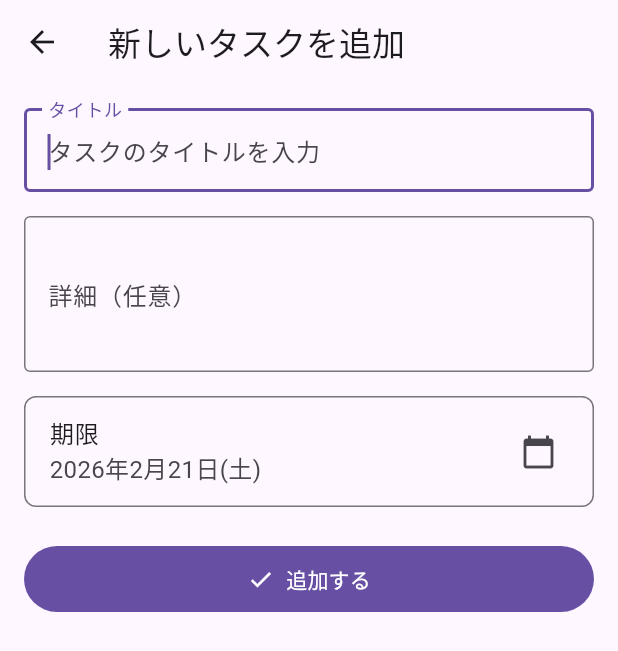
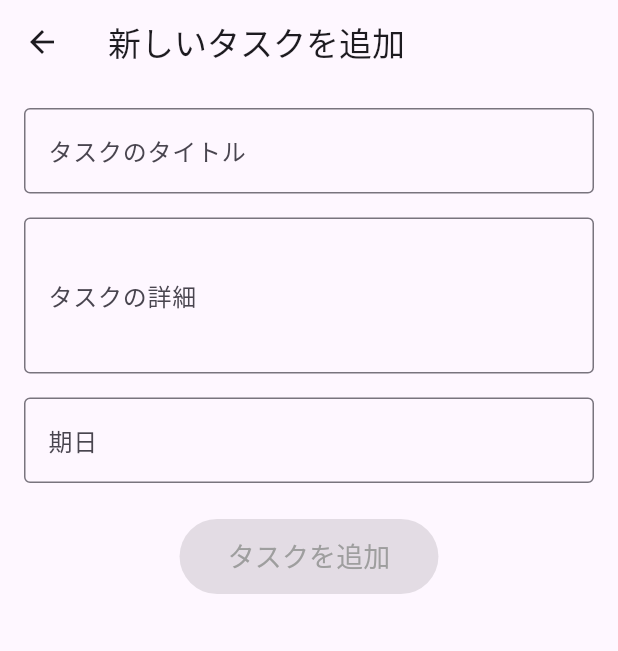
Before and after one commit to shishamo357/test_app, a Flutter app: the screen it shows after launch, after a tap on the "add" icon, on a phone screen of 412 x 824 dp. Shown: the top 651 px of the screen. Run offline on Flutter 3.47's test engine with Material 3 defaults, Android fonts, the phone set to English and light mode, and no system bars; our stand-ins replace shared_preferences.

Commit message:
feat: update main.dart for hackathon

```diff
--- a/lib/main.dart
+++ b/lib/main.dart
@@ -1,21 +1,39 @@
 import 'package:flutter/material.dart';
-import 'package:intl/date_symbol_data_local.dart'; // 日本語ロケール（ja）の日付表記を使うために初期化で使う
+import 'package:intl/date_symbol_data_local.dart';
+import 'package:shared_preferences/shared_preferences.dart';
+
 import 'screens/list_screen.dart';
+import 'services/todo_service.dart';
 
 void main() async {
-  // TodoCard内で DateFormat(..., 'ja') を使うため、起動時に一度だけ初期化しよう
-  await initializeDateFormatting('ja');
-  runApp(const MyApp());
+  // Flutter のプラグイン初期化。非同期処理を行う場合は必須
+  WidgetsFlutterBinding.ensureInitialized();
+
+  // TodoCard内で DateFormat(..., 'ja') を使うので、起動時に一度だけ初期化しよう
+  await initializeDateFormatting('ja'); // 英語表記なら "en" など
+
+  // ① 端末保存（SharedPreferences）を使えるようにしよう
+  final prefs = await SharedPreferences.getInstance();
+
+  // ② prefs を渡して TodoService を作り、保存/読み込みの窓口を1つにまとめよう
+  final todoService = TodoService(prefs);
+
+  // ③ 状態管理：todoService をアプリ全体で共有し、データの唯一の保存先にする
+  //    どの画面からでも getTodos/saveTodos で同期・永続化できる
+  runApp(MyApp(todoService: todoService));
 }
 
 class MyApp extends StatelessWidget {
-  const MyApp({super.key});
+  const MyApp({super.key, required this.todoService});
+
+  // 状態管理：アプリ全体で共有する TodoService（単一のデータソース）
+  final TodoService todoService;
 
   @override
   Widget build(BuildContext context) {
     return MaterialApp(
-      title: 'Todo App',
-      home: ListScreen(), // 5件のTodoリストを表示する画面
+      // ListScreen にtodoServiceを引数としてわたす
+      home: ListScreen(todoService: todoService),
     );
   }
 }
--- a/lib/screens/add_todo_screen.dart
+++ b/lib/screens/add_todo_screen.dart
@@ -1,109 +1,195 @@
 import 'package:flutter/material.dart';
-import 'package:intl/intl.dart';
 
 import '../models/todo.dart';
+import '../services/todo_service.dart';
 
 class AddTodoScreen extends StatefulWidget {
-  const AddTodoScreen({super.key});
+  AddTodoScreen({super.key, required this.todoService});
+
+  final TodoService todoService; // 追加画面でも保存できるように受け取る
 
   @override
-  State<AddTodoScreen> createState() => _AddTodoScreenState();
+  AddTodoScreenState createState() => AddTodoScreenState();
 }
 
-class _AddTodoScreenState extends State<AddTodoScreen> {
-  final _titleController = TextEditingController();
-  final _detailController = TextEditingController();
-  DateTime _dueDate = DateTime.now();
+class AddTodoScreenState extends State<AddTodoScreen> {
+  // 入力内容を取り出すための controller（TextFormField に渡して使う）
+  final TextEditingController _titleController = TextEditingController();
+  final TextEditingController _detailController = TextEditingController();
+  final TextEditingController _dateController =
+      TextEditingController(); // 期日表示用
+
+  DateTime? _selectedDate; // DatePickerで選んだ期日（Todo作成に使う）
+
+  // validate() を実行するために Form の key を持っておこう
+  final GlobalKey<FormState> _formKey = GlobalKey<FormState>();
+
+  bool _isFormValid = false; // 全項目入力済みならtrue→作成ボタンを押せる
 
   @override
-  void dispose() {
-    _titleController.dispose();
-    _detailController.dispose();
-    super.dispose();
+  void initState() {
+    super.initState();
+    // 入力が変わったら、作成ボタンの活性/非活性を更新しよう
+    _titleController.addListener(_updateFormValid);
+    _detailController.addListener(_updateFormValid);
+    _dateController.addListener(_updateFormValid);
   }
 
-  Future<void> _pickDate() async {
-    final picked = await showDatePicker(
-      context: context,
-      initialDate: _dueDate,
-      firstDate: DateTime.now(),
-      lastDate: DateTime(2100),
-    );
-    if (picked != null) setState(() => _dueDate = picked);
-  }
-
-  void _save() {
-    final title = _titleController.text.trim();
-    if (title.isEmpty) {
-      ScaffoldMessenger.of(context).showSnackBar(
-        const SnackBar(content: Text('タイトルを入力してください')),
-      );
-      return;
-    }
-    final todo = Todo(
-      title: title,
-      detail: _detailController.text.trim(),
-      dueDate: _dueDate,
-      isCompleted: false,
-    );
-    Navigator.pop(context, todo);
+  void _updateFormValid() {
+    setState(() {
+      _isFormValid = _titleController.text.isNotEmpty &&
+          _detailController.text.isNotEmpty &&
+          _selectedDate != null;
+    });
   }
 
   @override
   Widget build(BuildContext context) {
     return Scaffold(
-      appBar: AppBar(title: const Text('新しいタスクを追加')),
-      body: SingleChildScrollView(
+      appBar: AppBar(
+        title: const Text('新しいタスクを追加'),
+      ),
+      body: Padding(
         padding: const EdgeInsets.all(16.0),
+        child: Form(
+          // 入力フォームの枠組み
+          key: _formKey,
           child: Column(
-          crossAxisAlignment: CrossAxisAlignment.stretch,
             children: [
-            TextField(
+              // タイトル入力フィールド
+              TextFormField(
                 controller: _titleController,
                 decoration: const InputDecoration(
-                labelText: 'タイトル',
+                  labelText: 'タスクのタイトル',
+                  hintText: '20文字以内で入力してください',
                   border: OutlineInputBorder(),
-                hintText: 'タスクのタイトルを入力',
                 ),
-              maxLines: 1,
-              autofocus: true,
+                validator: (value) {
+                  // 入力チェック
+                  if (value == null || value.isEmpty) {
+                    return 'タイトルを入力してください';
+                  }
+                  return null;
+                },
               ),
-            const SizedBox(height: 16),
-            TextField(
+
+              const SizedBox(height: 16), // 余白
+
+              // 詳細入力フィールド
+              TextFormField(
                 controller: _detailController,
                 decoration: const InputDecoration(
-                labelText: '詳細（任意）',
+                  labelText: 'タスクの詳細',
+                  hintText: '入力してください',
                   border: OutlineInputBorder(),
-                hintText: 'メモや詳細',
                 ),
-              maxLines: 3,
+                maxLines: 3, // 複数行入力可能
+                validator: (value) {
+                  if (value == null || value.isEmpty) {
+                    return '詳細を入力してください';
+                  }
+                  return null;
+                },
               ),
+
               const SizedBox(height: 16),
-            ListTile(
-              title: const Text('期限'),
-              subtitle: Text(
-                DateFormat('y年M月d日(E)', 'ja').format(_dueDate),
-                style: const TextStyle(fontSize: 16),
+
+              // 📅 期日入力フィールド（DatePicker）
+              TextFormField(
+                controller: _dateController,
+                readOnly: true, // キーボードを表示しない
+                decoration: const InputDecoration(
+                  labelText: '期日',
+                  hintText: '年/月/日',
+                  border: OutlineInputBorder(),
                 ),
-              trailing: const Icon(Icons.calendar_today),
-              shape: RoundedRectangleBorder(
-                borderRadius: BorderRadius.circular(8),
-                side: BorderSide(color: Theme.of(context).dividerColor),
-              ),
-              onTap: _pickDate,
+                onTap: () async {
+                  // 日付選択ダイアログ
+                  DateTime? picked = await showDatePicker(
+                    context: context,
+                    initialDate: DateTime.now(),
+                    firstDate: DateTime.now(),
+                    lastDate: DateTime(2100),
+                  );
+                  if (picked != null) {
+                    setState(() {
+                      _selectedDate = picked;
+                      _dateController.text =
+                          '${picked.year}/${picked.month}/${picked.day}';
+                    });
+                  }
+                },
+                validator: (value) {
+                  if (value == null || value.isEmpty) {
+                    return '期日を選択してください';
+                  }
+                  return null;
+                },
               ),
               const SizedBox(height: 24),
-            FilledButton.icon(
-              onPressed: _save,
-              icon: const Icon(Icons.check),
-              label: const Text('追加する'),
-              style: FilledButton.styleFrom(
-                padding: const EdgeInsets.symmetric(vertical: 12),
+
+              // 作成ボタン
+              ElevatedButton(
+                onPressed: _isFormValid ? _saveTodo : null,
+                style: ElevatedButton.styleFrom(
+                  backgroundColor: _isFormValid
+                      ? const Color.fromARGB(255, 0, 0, 255)
+                      : Colors.grey.shade400,
+                  padding:
+                      const EdgeInsets.symmetric(horizontal: 32, vertical: 12),
+                ), // 入力完了で活性化
+                child: Text(
+                  'タスクを追加',
+                  // テキストの色を変更
+                  style: TextStyle(
+                    color: _isFormValid ? Colors.white : Colors.grey,
+                    fontSize: 18,
+                  ),
                 ),
               ),
             ],
           ),
         ),
+      ),
     );
   }
+
+  // タスク作成処理
+  void _saveTodo() async {
+    if (_formKey.currentState!.validate()) {
+      // 入力値から Todo を作り、保存してから前画面へ戻ろう
+      Todo newTodo = Todo(
+        title: _titleController.text,
+        detail: _detailController.text,
+        dueDate: _selectedDate!,
+      );
+
+      // 既存リストを読み込み → 追加 → 保存（端末に永続化）
+      final todos = await widget.todoService.getTodos();
+      todos.add(newTodo);
+      await widget.todoService.saveTodos(todos);
+
+      // この画面がまだ非表示にならずに残ってるか確認
+      if (!mounted) return;
+
+      // 前の画面へ「更新したよ（true）」を返して、リスト再読み込みのきっかけにしよう
+      Navigator.pop(context, true);
     }
+  }
+
+  @override
+  void dispose() {
+    // controllerを破棄して、メモリリークを防ごう
+    _titleController.dispose();
+    _detailController.dispose();
+    _dateController.dispose();
+    super.dispose();
+  }
+
+  @override
+  void didChangeDependencies() {
+    super.didChangeDependencies();
+    // 初期表示時にもバリデーション
+    _updateFormValid();
+  }
+}
--- a/lib/screens/list_screen.dart
+++ b/lib/screens/list_screen.dart
@@ -1,41 +1,50 @@
 import 'package:flutter/material.dart';
 
-import '../models/todo.dart';
+import '../services/todo_service.dart';
 import '../widgets/todo_list.dart';
 import 'add_todo_screen.dart';
 
 class ListScreen extends StatefulWidget {
-  const ListScreen({super.key});
+  const ListScreen({super.key, required this.todoService});
+
+  final TodoService todoService;
 
   @override
   ListScreenState createState() => ListScreenState();
 }
 
 class ListScreenState extends State<ListScreen> {
-  // TodoList の状態を操作するためのキー
-  final GlobalKey<TodoListState> _todoListKey = GlobalKey<TodoListState>();
+  // 状態管理：追加画面から戻ったときにリストを同期するため、キーで TodoList を再構築
+  Key _todoListKey = UniqueKey();
 
   @override
   Widget build(BuildContext context) {
     return Scaffold(
       appBar: AppBar(title: const Text('TODOリスト')),
-      body: TodoList(key: _todoListKey), // TodoList ウィジェットを配置
+      body: TodoList(
+        key: _todoListKey,
+        todoService: widget.todoService, // TodoListでも保存/読み込みできるように渡そう
+      ), // TodoList ウィジェットを配置
       floatingActionButton: FloatingActionButton(
         onPressed: () async {
-          // 画面遷移し、戻ってきたら結果（新規 Todo）を受け取る
-          final result = await Navigator.push(
+          // 追加画面へ行き、戻ってきたときに「更新があったか」を受け取ろう（true/false）
+          final updated = await Navigator.push(
             context,
-            MaterialPageRoute(builder: (context) => const AddTodoScreen()),
+            MaterialPageRoute(
+                builder: (context) => AddTodoScreen(
+                      todoService: widget.todoService, // 追加画面でも保存できるように渡そう
+                    )),
           );
 
-          // 返却されたデータが Todo であればリストへ追加
-          if (result != null && result is Todo) {
-            _todoListKey.currentState?.addTodo(result);
+          // 状態管理：追加があったら TodoList を再構築し、永続化された最新リストを表示
+          if (updated == true) {
+            setState(() {
+              _todoListKey = UniqueKey();
+            });
           }
         },
-        backgroundColor:
-            const Color.fromARGB(255, 0, 0, 255), // ボタン色（RGBAでも指定できます）
-        foregroundColor: Colors.white,
+        backgroundColor: const Color.fromARGB(255, 0, 0, 255), // ボタンの背景色
+        foregroundColor: Colors.white, // ボタン内のアイコン色
         child: const Icon(Icons.add), // Flutter標準の「＋」アイコン
       ),
     );
--- /dev/null
+++ b/lib/services/todo_service.dart
@@ -0,0 +1,56 @@
+import 'dart:convert'; // Todo ⇄ JSON（文字列）変換に使う
+import 'package:shared_preferences/shared_preferences.dart'; // 端末に保存/読み込みするために使う
+import '../models/todo.dart';
+
+class TodoService {
+  // 保存と読み込みで同じキーを使う（ここを変えたら両方揃えよう）
+  static const String _storageKey = 'todos';
+  final SharedPreferences _prefs;
+
+  TodoService(this._prefs);
+
+  // 端末に保存されているTodoリストを読み込む
+  Future<List<Todo>> getTodos() async {
+    // setStringで保存したJSON文字列を、同じキーで取り出そう
+    final String? todosJson = _prefs.getString(_storageKey);
+
+    // まだ何も保存されていないなら空リストでOK
+    if (todosJson == null) return [];
+
+    // JSON文字列 → List<dynamic> に戻す
+    final List<dynamic> decoded = jsonDecode(todosJson);
+
+    // decodedの各要素（Map）からTodoを復元してリストにしよう
+    return decoded
+        .map((json) => Todo(
+              id: json['id'],
+              title: json['title'],
+              detail: json['detail'] ?? '',
+              dueDate: DateTime.parse(json['dueDate'] ??
+                  DateTime.now().toIso8601String()),
+              isCompleted: json['isCompleted'],
+            ))
+        .toList();
+  }
+
+  // Todoリストを端末に保存する
+  Future<void> saveTodos(List<Todo> todos) async {
+    // Todo → Map の形にして、jsonEncodeできるようにしよう
+    final List<Map<String, dynamic>> jsonData = todos
+        .map((todo) => {
+              'id': todo.id,
+              'title': todo.title,
+              'detail': todo.detail,
+              'dueDate':
+                  todo.dueDate.toIso8601String(), // DateTimeは文字列にして保存しよう
+              'isCompleted': todo.isCompleted,
+            })
+        .toList();
+
+    // Mapのリスト → JSON文字列に変換
+    final String encoded = jsonEncode(jsonData);
+
+    // JSON文字列を端末に保存しよう（読み込みはgetStringで同じキー）
+    await _prefs.setString(_storageKey, encoded);
+  }
+}
--- a/lib/widgets/todo_list.dart
+++ b/lib/widgets/todo_list.dart
@@ -1,64 +1,71 @@
 import 'package:flutter/material.dart';
 
-import '../models/todo.dart'; // 表示に使うTodoデータ
-import '../widgets/todo_card.dart'; // 1件分の表示はTodoCardに任せる
+import '../models/todo.dart'; // 作成したTodoクラス
+import '../services/todo_service.dart'; // データ保存サービス
+import '../widgets/todo_card.dart'; // 作成したTodoCardウィジェット
 
 class TodoList extends StatefulWidget {
-  const TodoList({super.key});
+  const TodoList({super.key, required this.todoService});
+
+  final TodoService todoService; // getTodos/saveTodos を呼べるように受け取ろう
 
   @override
   State<TodoList> createState() => TodoListState();
 }
 
 class TodoListState extends State<TodoList> {
-  // ここにTodoを追加して、リスト表示が増えることを確認しよう
-  List<Todo> todos = [
-    Todo(
-      title: '大学の単位認定試験試験',
-      detail: '２月２４日まで',
-      dueDate: DateTime(2026, 2, 21),
-      isCompleted: false,
-    ),
-    Todo(
-      title: '買い物',
-      detail: 'ファイル、ケース、弁当',
-      dueDate: DateTime(2025, 1, 10),
-      isCompleted: true,
-    ),
-    Todo(
-      title: 'アルバイト',
-      detail: '日、水、木曜日の６時から１３時まで',
-      dueDate: DateTime(2025, 1, 12),
-      isCompleted: false,
-    ),
-    Todo(
-      title: '友達との約束',
-      detail: '旅行に行く',
-      dueDate: DateTime(2025, 1, 20),
-      isCompleted: false,
-    ),
-    Todo(
-      title: '開発',
-      detail: 'アプリ開発',
-      dueDate: DateTime(2025, 1, 9),
-      isCompleted: true,
-    ),
-  ];
+  List<Todo> _todos = [];
+  bool _isLoading = true;
 
-  /// 新規Todoをリストに追加（追加画面から呼ばれる）
-  void addTodo(Todo todo) {
-    setState(() => todos.add(todo));
+  @override
+  void initState() {
+    super.initState();
+    // 状態管理：表示データは TodoService（永続化）を唯一のソースとして読み込む
+    _loadTodos();
+  }
+
+  Future<void> _loadTodos() async {
+    // 端末保存から読み込んで、画面に反映しよう
+    final todos = await widget.todoService.getTodos();
+    setState(() {
+      _todos = todos;
+      _isLoading = false;
+    });
+  }
+
+  // 追加画面から呼ばれる：リストに追加して保存まで行おう
+  void addTodo(Todo newTodo) async {
+    setState(() => _todos.add(newTodo));
+    await widget.todoService.saveTodos(_todos);
+  }
+
+  // チェック（完了）ボタンから呼ばれる：完了状態をトグルして保存（状態管理・永続化）
+  Future<void> _toggleComplete(Todo todo) async {
+    setState(() {
+      final i = _todos.indexWhere((t) => t.id == todo.id);
+      if (i >= 0) _todos[i] = todo.copyWith(isCompleted: !todo.isCompleted);
+    });
+    await widget.todoService.saveTodos(_todos);
   }
 
   @override
   Widget build(BuildContext context) {
+    if (_isLoading) {
+      // 読み込み中はローディング表示にしよう
+      return const Center(child: CircularProgressIndicator());
+    }
+
     return ListView.builder(
-      itemCount: todos.length, // 表示する件数をtodosに合わせよう
+      itemCount: _todos.length,
       itemBuilder: (context, index) {
-        // index番目のTodoを取り出して、TodoCardに渡して表示しよう
+        final todo = _todos[index];
         return Padding(
-          padding: const EdgeInsets.all(8.0), // カード同士がくっつかないよう余白をつけよう
-          child: TodoCard(todo: todos[index]),
+          padding: const EdgeInsets.all(8.0),
+          child: TodoCard(
+            todo: todo,
+            // チェックボタンを押したら _deleteTodo が呼ばれるように渡そう
+            onToggle: () => _toggleComplete(todo),
+          ),
         );
       },
     );
```
Also changed, not shown: 1 other file. Lines whose indentation alone changed are shown as unchanged.
